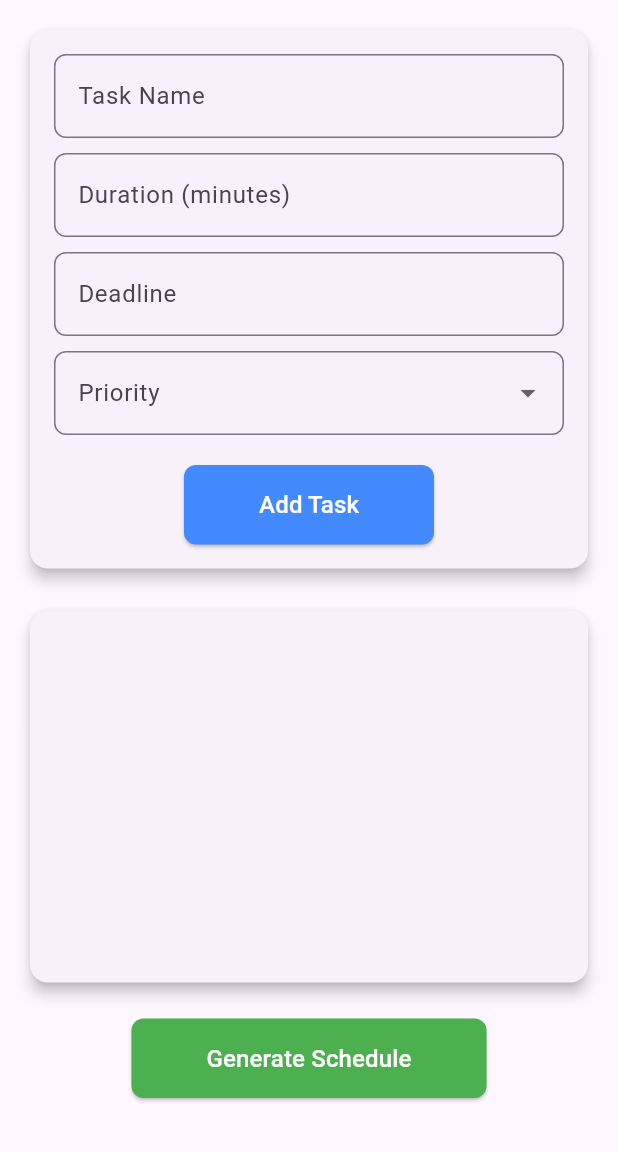
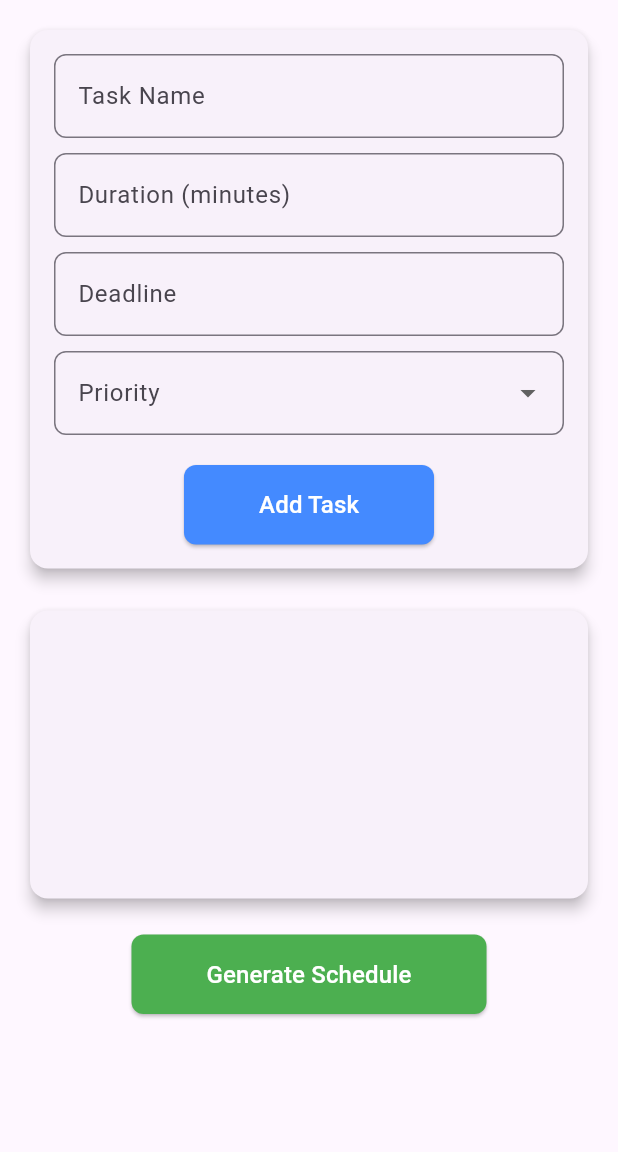
Before and after one commit to abdullohumar/flutter_schedule_generator, a Flutter app: the screen it shows after launch, on a phone screen of 412 x 824 dp, the part 84-1236 px from its top. Run offline on Flutter 3.47's test engine with Material 3 defaults, Android fonts, the phone set to English and light mode, and no system bars; our stand-ins replace flutter_dotenv.

Commit message:
no overflow

```diff
--- a/lib/ui/home_screen.dart
+++ b/lib/ui/home_screen.dart
@@ -26,17 +26,21 @@ class _HomeScreenState extends State<HomeScreen> {
         backgroundColor: Colors.blueAccent,
         elevation: 10,
       ),
-      body: Padding(
+      body: SingleChildScrollView(
+        // ✅ Tambahkan ScrollView
+        child: Padding(
           padding: const EdgeInsets.all(16),
           child: Column(
             children: [
               Card(
                 elevation: 4,
                 child: Padding(
-                  padding: const EdgeInsets.all(16), child: _buildInputField()),
+                    padding: const EdgeInsets.all(16),
+                    child: _buildInputField()),
               ),
               const SizedBox(height: 20),
-            Expanded(
+              SizedBox(
+                height: 200, // ✅ Atur tinggi agar tidak menyebabkan overflow
                 child: Card(elevation: 4, child: _buildTaskList()),
               ),
               const SizedBox(height: 20),
@@ -44,6 +48,7 @@ class _HomeScreenState extends State<HomeScreen> {
               const SizedBox(height: 20),
               _buildScheduleResult()
             ],
+          ),
         ),
       ),
     );
@@ -116,7 +121,10 @@ class _HomeScreenState extends State<HomeScreen> {
   }
 
   void _addTask() {
-    if(taskController.text.isNotEmpty && durationController.text.isNotEmpty && deadlineController.text.isNotEmpty && priority != null) {
+    if (taskController.text.isNotEmpty &&
+        durationController.text.isNotEmpty &&
+        deadlineController.text.isNotEmpty &&
+        priority != null) {
       setState(() {
         tasks.add(Task(
           name: taskController.text,
@@ -129,7 +137,7 @@ class _HomeScreenState extends State<HomeScreen> {
     }
   }
 
-  void _clearInputs(){
+  void _clearInputs() {
     taskController.clear();
     durationController.clear();
     deadlineController.clear();
@@ -204,8 +212,7 @@ class _HomeScreenState extends State<HomeScreen> {
 
   Widget _buildScheduleResult() {
     return scheduleResult.isNotEmpty
-        ? Expanded(
-          child: Card(
+        ? Card(
           elevation: 4,
           child: Padding(
             padding: const EdgeInsets.all(16),
@@ -219,7 +226,6 @@ class _HomeScreenState extends State<HomeScreen> {
               ),
             ),
           ),
-            ),
         )
         : Container();
   }
```
Lines whose indentation alone changed are shown as unchanged.
